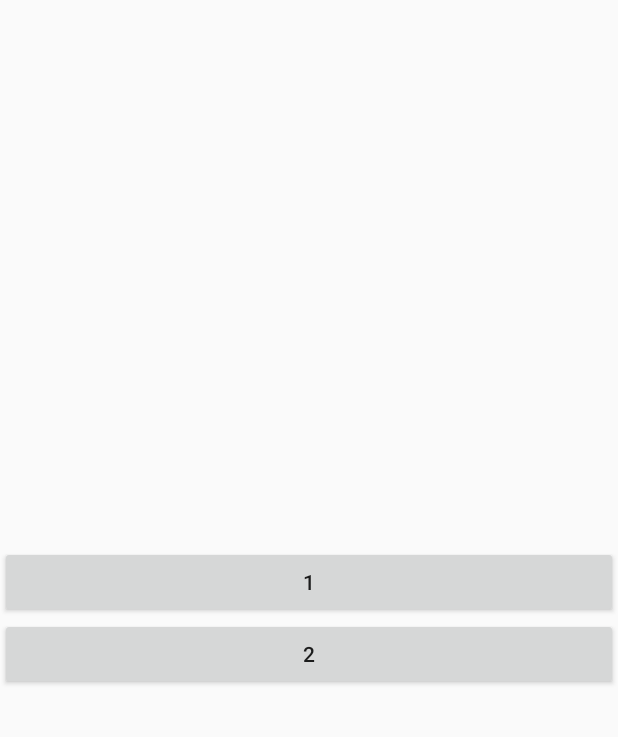
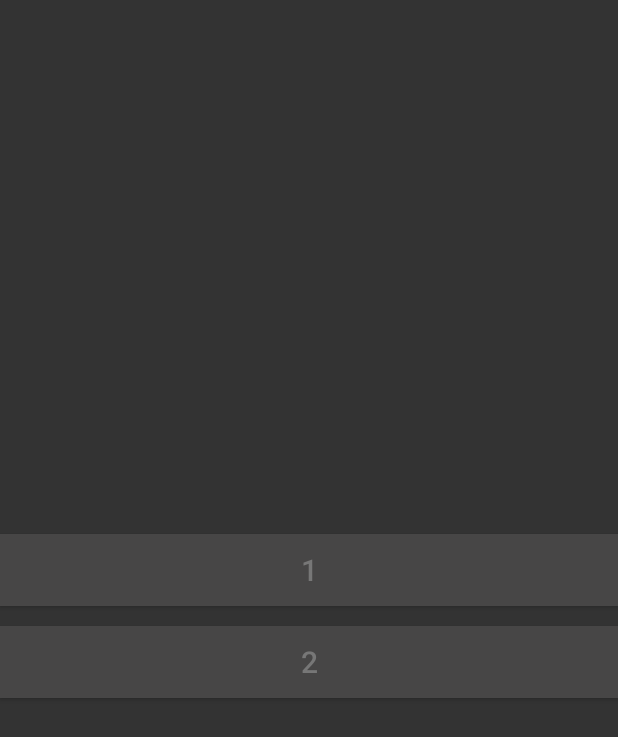
Before and after one commit to NikolayKuts/ReallyEnglish, an Android app: the screen it shows after launch (MainActivity), on a phone screen of 412 x 824 dp. Shown: the top 737 px of the screen. Run offline under Robolectric (Android 15) with nearby library versions, the light colour scheme and no system bars.

Commit message:
change color of TopBar

```diff
--- a/app/src/main/res/layout/activity_main.xml
+++ b/app/src/main/res/layout/activity_main.xml
@@ -4,15 +4,19 @@
     xmlns:tools="http://schemas.android.com/tools"
     android:layout_width="match_parent"
     android:layout_height="match_parent"
+    android:background="#333333"
     tools:context=".MainActivity">
 
     <Button
         android:id="@+id/button1"
         android:layout_width="0dp"
         android:layout_height="wrap_content"
-        android:layout_marginTop="364dp"
+        android:layout_marginTop="356dp"
+        android:background="#474646"
         android:onClick="onClickNextActivity"
         android:text="1"
+        android:textSize="20sp"
+        android:textColor="#777777"
         app:layout_constraintEnd_toEndOf="parent"
         app:layout_constraintHorizontal_bias="0.0"
         app:layout_constraintStart_toStartOf="parent"
@@ -22,12 +26,15 @@
         android:id="@+id/buttonPutIntoDBWrongSentence"
         android:layout_width="0dp"
         android:layout_height="wrap_content"
+        android:background="#474646"
+        android:onClick="onClickToTable2"
         android:text="2"
-        android:onClick="onClickToTable2"
+        android:textSize="20sp"
+        android:textColor="#777777"
         app:layout_constraintBottom_toBottomOf="parent"
         app:layout_constraintEnd_toEndOf="parent"
         app:layout_constraintHorizontal_bias="0.0"
         app:layout_constraintStart_toStartOf="parent"
         app:layout_constraintTop_toBottomOf="@+id/button1"
-        app:layout_constraintVertical_bias="0.0" />
+        app:layout_constraintVertical_bias="0.035" />
 </androidx.constraintlayout.widget.ConstraintLayout>
--- a/app/src/main/res/values/styles.xml
+++ b/app/src/main/res/values/styles.xml
@@ -2,8 +2,8 @@
     <!-- Base application theme. -->
     <style name="AppTheme" parent="Theme.AppCompat.Light.NoActionBar">
         <!-- Customize your theme here. -->
-        <item name="colorPrimary">@color/colorPrimary</item>
-        <item name="colorPrimaryDark">@color/colorPrimaryDark</item>
+        <item name="colorPrimary">#2B2B2B</item>
+        <item name="colorPrimaryDark">#222222</item>
         <item name="colorAccent">@color/colorAccent</item>
     </style>
 
```
